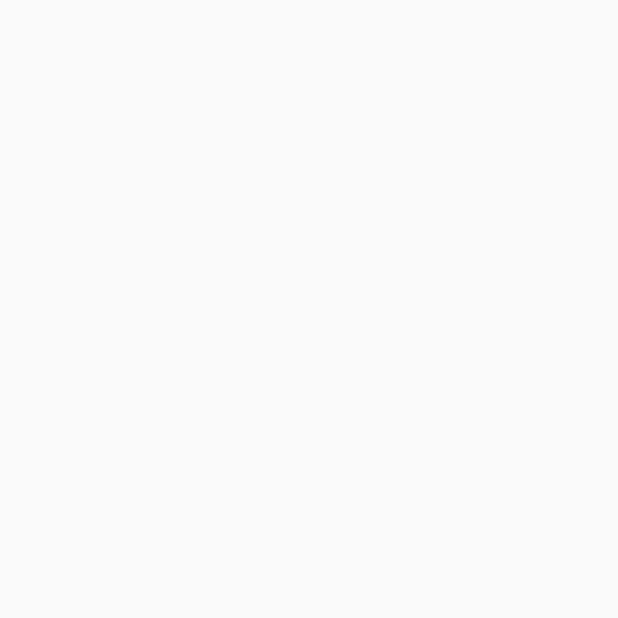
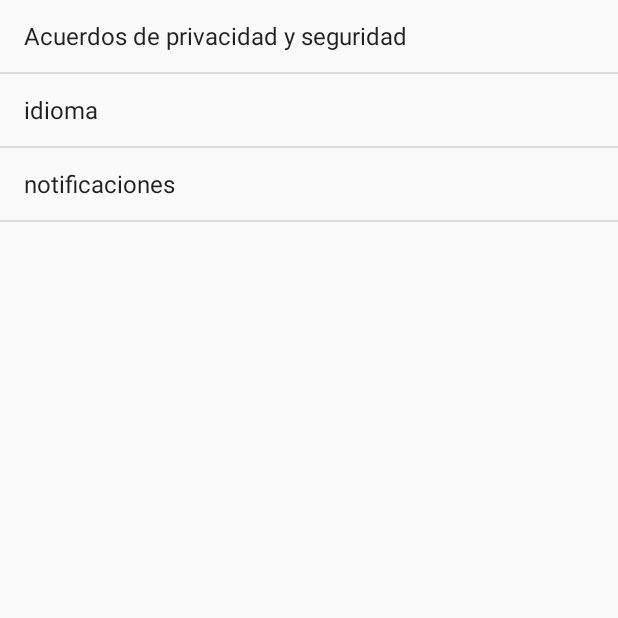
Before and after one commit to juanCano29/MediaManzana, an Android app: the Main12Activity screen opened directly, with no data from a screen before it, on a phone screen of 412 x 824 dp, the top half of it. Before the commit the part shown is empty. Run offline under Robolectric (Android 15) with nearby library versions, the phone set to English and light mode, and no system bars.

Commit message:
modifique el intent de configuraciones y agregue la ventana de acerca de MM

```diff
--- a/app/src/main/java/com/example/juankno4/mediamanzana/Main12Activity.java
+++ b/app/src/main/java/com/example/juankno4/mediamanzana/Main12Activity.java
@@ -2,12 +2,26 @@ package com.example.juankno4.mediamanzana;
 
 import android.support.v7.app.AppCompatActivity;
 import android.os.Bundle;
+import android.widget.ArrayAdapter;
+import android.widget.ListView;
 
 public class Main12Activity extends AppCompatActivity {
 
+    ListView lt;
     @Override
     protected void onCreate(Bundle savedInstanceState) {
         super.onCreate(savedInstanceState);
         setContentView(R.layout.activity_main12);
+
+        lt=(ListView)findViewById(R.id.config);
+
+
+//        para generar un listview generico
+        String configuracion[]={"Acuerdos de privacidad y seguridad","idioma","notificaciones"};
+
+//        para contruir un adaptador se necesita el diseño y el
+        ArrayAdapter<String> aa=new ArrayAdapter<String>(this,android.R.layout.simple_list_item_1,configuracion);
+
+        lt.setAdapter(aa);
     }
 }
--- a/app/src/main/java/com/example/juankno4/mediamanzana/Main9Activity.java
+++ b/app/src/main/java/com/example/juankno4/mediamanzana/Main9Activity.java
@@ -79,7 +79,8 @@ public class Main9Activity extends AppCompatActivity {
                 startActivity(s);
                 return true;
             case R.id.acercade:
-
+                Intent a=new Intent(this,Main7Activity.class);
+                startActivity(a);
                 return true;
             case R.id.contact:
 
--- a/app/src/main/res/layout/activity_main12.xml
+++ b/app/src/main/res/layout/activity_main12.xml
@@ -1,9 +1,14 @@
 <?xml version="1.0" encoding="utf-8"?>
-<android.support.constraint.ConstraintLayout xmlns:android="http://schemas.android.com/apk/res/android"
+<LinearLayout xmlns:android="http://schemas.android.com/apk/res/android"
     xmlns:app="http://schemas.android.com/apk/res-auto"
     xmlns:tools="http://schemas.android.com/tools"
     android:layout_width="match_parent"
     android:layout_height="match_parent"
     tools:context=".Main12Activity">
 
-</android.support.constraint.ConstraintLayout>
+    <ListView
+        android:id="@+id/config"
+        android:layout_width="match_parent"
+        android:layout_height="match_parent"></ListView>
+
+</LinearLayout>
```
